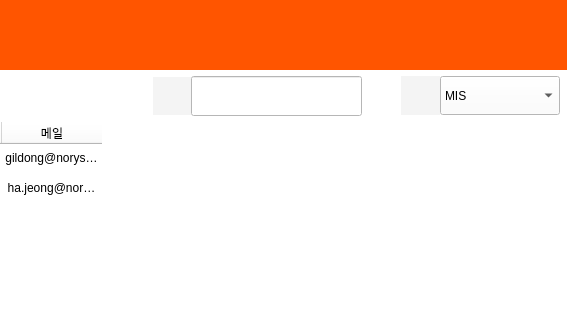
Qt form emp_list.ui (hyeona-jeong/HRIS) before a commit; both pictures show x 698 to 1265 and y 0 to 320 of the 1265 by 928 pixel window.
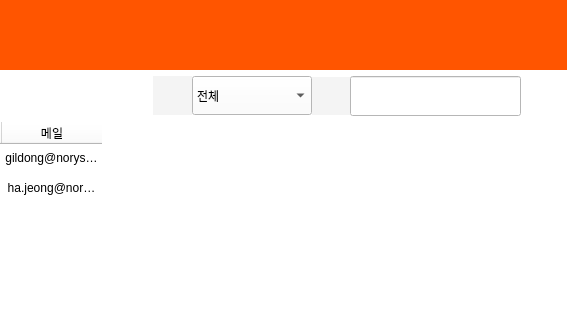
The same form after that commit. Icons and pictures are not drawn.

Diff of the .ui file:
```diff
--- a/emp_list.ui
+++ b/emp_list.ui
@@ -482,6 +482,9 @@
      </rect>
     </property>
     <layout class="QVBoxLayout" name="listLayout">
+     <property name="spacing">
+      <number>6</number>
+     </property>
      <item>
       <layout class="QHBoxLayout" name="horizontalLayout" stretch="5">
        <property name="spacing">
@@ -536,71 +539,6 @@
          </property>
         </spacer>
        </item>
-       <item>
-        <widget class="QLabel" name="label">
-         <property name="minimumSize">
-          <size>
-           <width>38</width>
-           <height>38</height>
-          </size>
-         </property>
-         <property name="maximumSize">
-          <size>
-           <width>38</width>
-           <height>38</height>
-          </size>
-         </property>
-         <property name="styleSheet">
-          <string notr="true">background-color:rgb(244, 244, 244);</string>
-         </property>
-         <property name="text">
-          <string/>
-         </property>
-         <property name="pixmap">
-          <pixmap>peo.png</pixmap>
-         </property>
-        </widget>
-       </item>
-       <item>
-        <widget class="QLineEdit" name="searchlineEdit">
-         <property name="minimumSize">
-          <size>
-           <width>171</width>
-           <height>40</height>
-          </size>
-         </property>
-         <property name="maximumSize">
-          <size>
-           <width>171</width>
-           <height>40</height>
-          </size>
-         </property>
-        </widget>
-       </item>
-       <item>
-        <widget class="QPushButton" name="pushButton">
-         <property name="minimumSize">
-          <size>
-           <width>39</width>
-           <height>39</height>
-          </size>
-         </property>
-         <property name="maximumSize">
-          <size>
-           <width>39</width>
-           <height>39</height>
-          </size>
-         </property>
-         <property name="styleSheet">
-          <string notr="true">border: none;
-background-color:white;</string>
-         </property>
-         <property name="icon">
-          <iconset>
-           <normaloff>find.png</normaloff>find.png</iconset>
-         </property>
-        </widget>
-       </item>
        <item>
         <widget class="QLabel" name="label_4">
          <property name="minimumSize">
@@ -643,6 +581,11 @@
            <height>39</height>
           </size>
          </property>
+         <item>
+          <property name="text">
+           <string>전체</string>
+          </property>
+         </item>
          <item>
           <property name="text">
            <string>MIS</string>
@@ -675,6 +618,71 @@
          </item>
         </widget>
        </item>
+       <item>
+        <widget class="QLabel" name="label">
+         <property name="minimumSize">
+          <size>
+           <width>38</width>
+           <height>38</height>
+          </size>
+         </property>
+         <property name="maximumSize">
+          <size>
+           <width>38</width>
+           <height>38</height>
+          </size>
+         </property>
+         <property name="styleSheet">
+          <string notr="true">background-color:rgb(244, 244, 244);</string>
+         </property>
+         <property name="text">
+          <string/>
+         </property>
+         <property name="pixmap">
+          <pixmap>peo.png</pixmap>
+         </property>
+        </widget>
+       </item>
+       <item alignment="Qt::AlignVCenter">
+        <widget class="QLineEdit" name="namelineEdit">
+         <property name="minimumSize">
+          <size>
+           <width>171</width>
+           <height>40</height>
+          </size>
+         </property>
+         <property name="maximumSize">
+          <size>
+           <width>171</width>
+           <height>40</height>
+          </size>
+         </property>
+        </widget>
+       </item>
+       <item>
+        <widget class="QPushButton" name="empSearchBtn">
+         <property name="minimumSize">
+          <size>
+           <width>39</width>
+           <height>39</height>
+          </size>
+         </property>
+         <property name="maximumSize">
+          <size>
+           <width>39</width>
+           <height>39</height>
+          </size>
+         </property>
+         <property name="styleSheet">
+          <string notr="true">border: none;
+background-color:white;</string>
+         </property>
+         <property name="icon">
+          <iconset>
+           <normaloff>find.png</normaloff>find.png</iconset>
+         </property>
+        </widget>
+       </item>
        <item>
         <spacer name="horizontalSpacer_2">
          <property name="orientation">
```
Left out of the diff: 32 changed lines with no effect on the pictures.
